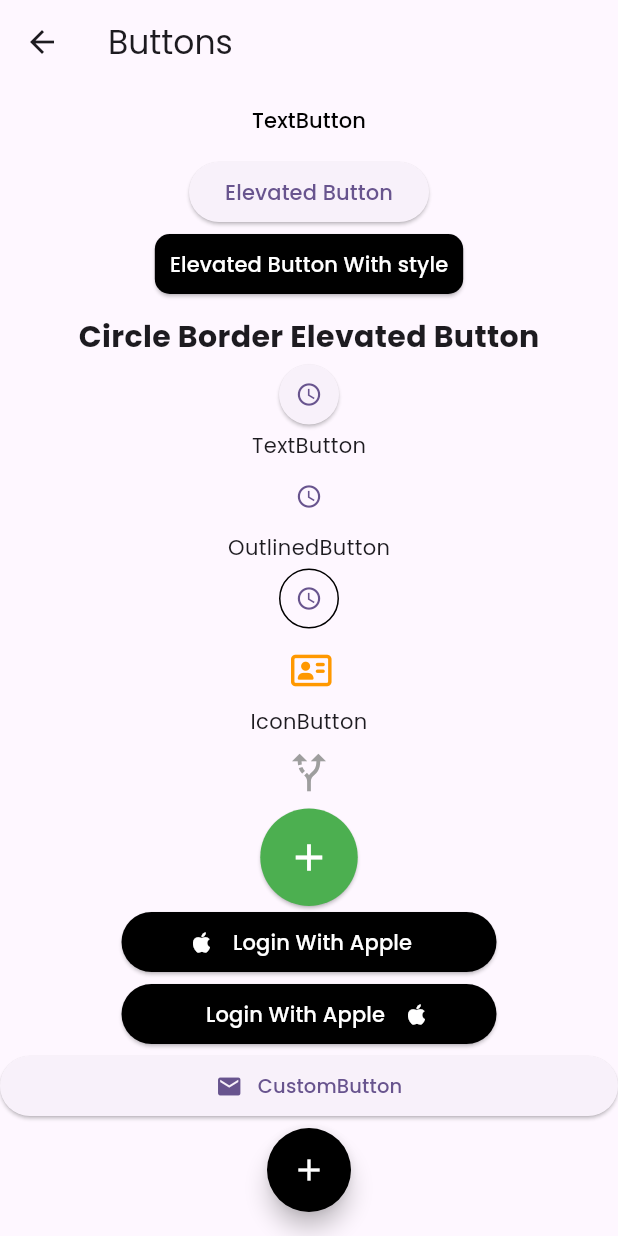
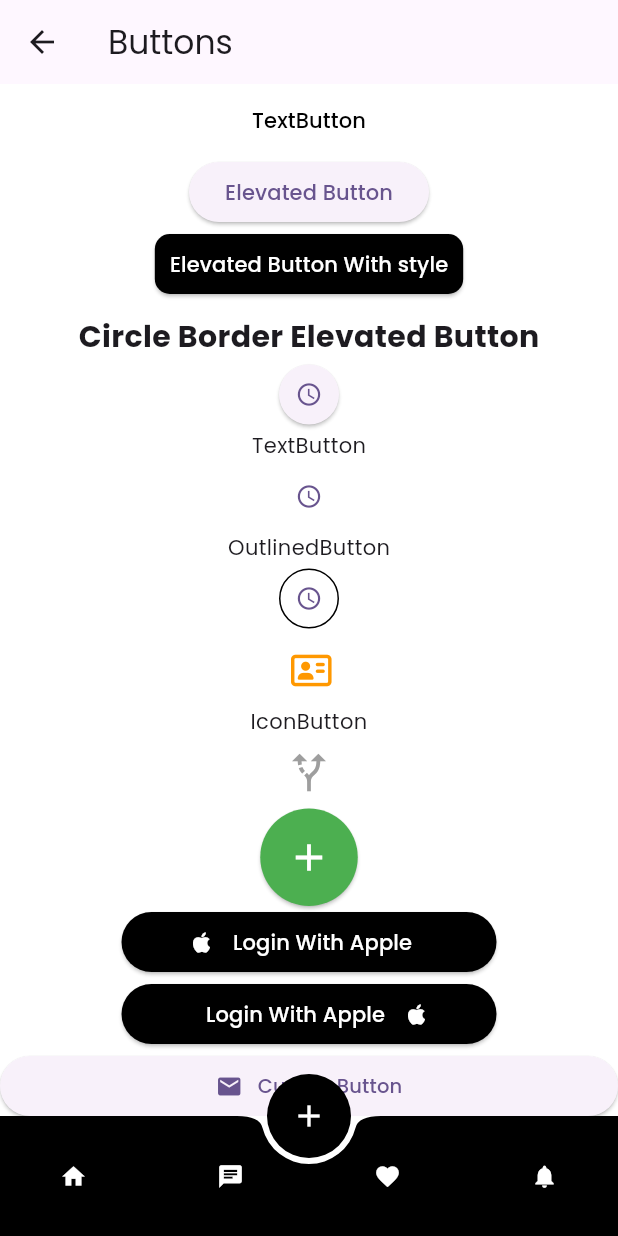
Before and after one commit to FaisalKhawaj/Flutter_Demo_App, a Flutter app: the AllButtons screen opened directly, on a phone screen of 412 x 824 dp. Run offline on Flutter 3.47's test engine with Material 3 defaults, Android fonts, the phone set to English and light mode, and no system bars; our stand-ins replace cached_network_image, font_awesome_flutter; network calls fail.

Commit message:
bottom app bar

```diff
--- a/lib/screens/AllButtons.dart
+++ b/lib/screens/AllButtons.dart
@@ -1,3 +1,4 @@
+import 'package:flutter/cupertino.dart';
 import 'package:flutter/material.dart';
 import 'package:font_awesome_flutter/font_awesome_flutter.dart';
 import 'package:testapp/widgets/custombuttons.dart';
@@ -13,6 +14,7 @@ class _AllButtonsState extends State<AllButtons> {
   @override
   Widget build(BuildContext context) {
     return Scaffold(
+      backgroundColor: Colors.white,
       appBar: AppBar(
         title: const Text('Buttons'),
       ),
@@ -161,16 +163,53 @@ class _AllButtonsState extends State<AllButtons> {
           ],
         ),
       ),
-      floatingActionButtonLocation: FloatingActionButtonLocation.centerFloat,
+      floatingActionButtonLocation: FloatingActionButtonLocation.centerDocked,
       floatingActionButton: FloatingActionButton(
         backgroundColor: Colors.black,
-        shape: const CircleBorder(),
+        shape: CircleBorder(),
+elevation: 0,
+        // shape:  BeveledRectangleBorder(
+        //   borderRadius: BorderRadius.circular(30),
+        //   side: BorderSide(color: Colors.white,width: 1,style: BorderStyle.solid)
+        // ),
+
         child: const Icon(
           Icons.add,
           color: Colors.white,
         ),
         onPressed: () {},
       ),
+      bottomNavigationBar: BottomAppBar(
+        notchMargin: 4,
+        shape: const CircularNotchedRectangle(),
+        color: Colors.black,
+        child: Row(
+          mainAxisAlignment: MainAxisAlignment.spaceBetween,
+          mainAxisSize: MainAxisSize.min,
+          children: [
+            ElevatedButton(onPressed: (){},
+                style: ElevatedButton.styleFrom(
+                  backgroundColor: Colors.black
+                ),
+                child: Icon(Icons.home,color: Colors.white,)),
+            ElevatedButton(onPressed: (){}, style: ElevatedButton.styleFrom(
+                backgroundColor: Colors.black
+            ), child: Icon(Icons.chat,color: Colors.white,)),
+            ElevatedButton(onPressed: (){},
+                style: ElevatedButton.styleFrom(
+                    backgroundColor: Colors.black
+                ),
+
+                child: Icon(Icons.favorite,color: Colors.white,)),
+            ElevatedButton(onPressed: (){},
+                style: ElevatedButton.styleFrom(
+                    backgroundColor: Colors.black
+                ),
+                child: Icon(Icons.notifications,color: Colors.white,)),
+          ],
+        ),
+
+      ),
     );
   }
 }
```
